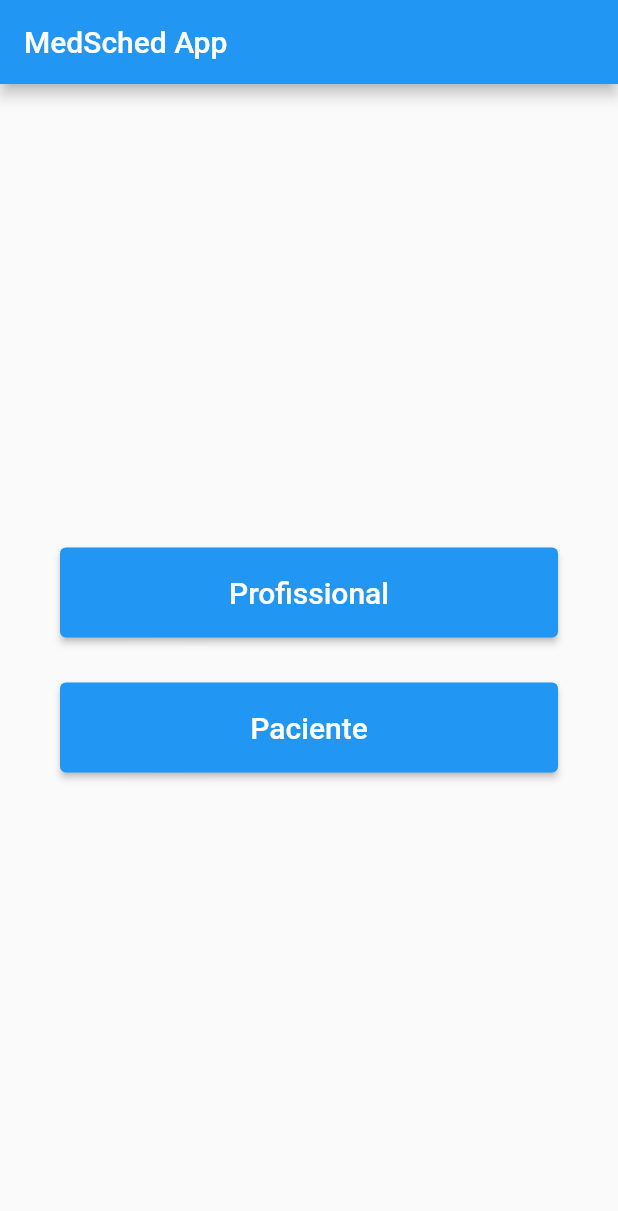
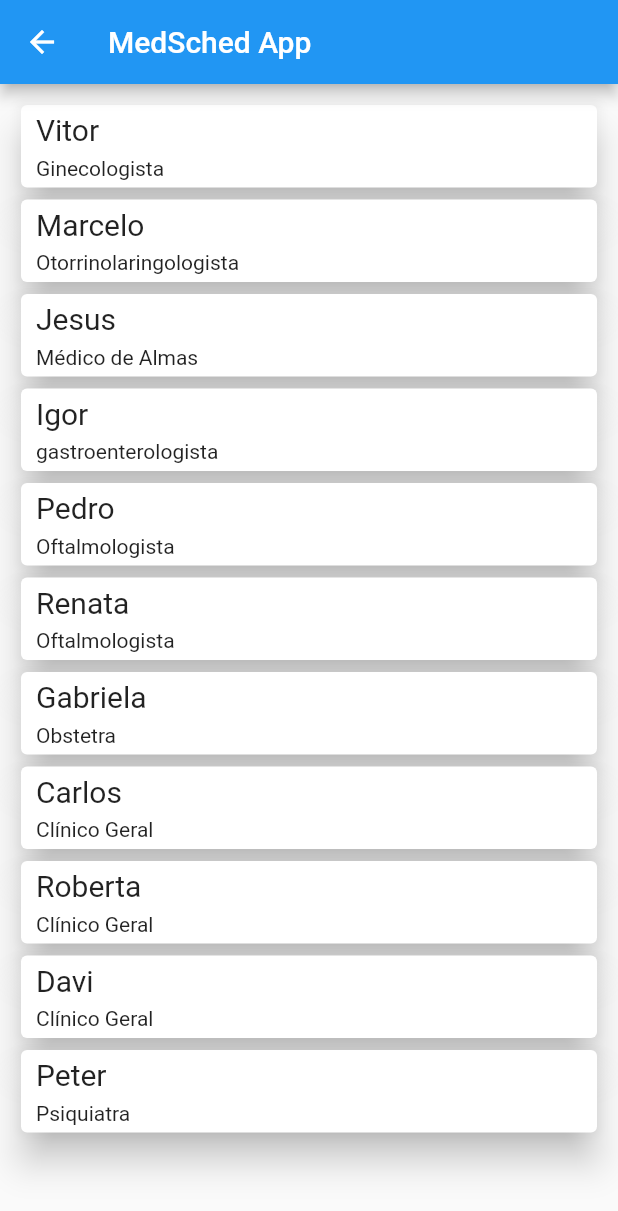
Before and after one commit to Sergio-Leite-USP/MedSched, a Flutter app: the screen it shows after launch, after a tap on "Paciente", on a phone screen of 412 x 824 dp. Shown: the top 1211 px of the screen. Run offline on Flutter 3.47's test engine with Material 2 defaults, Android fonts, the phone set to English and light mode, and no system bars.

Commit message:
Página Home dos Pacientes adicionada. Clicar em "Pacientes" leva a esta página. A página exibe a lista de todos os médicos. Criado o modelo de médico. Criada uma lista dummy de médicos. Criado um Card que exibe o nome e especialidade do médico.

```diff
--- /dev/null
+++ b/lib/dummy_data.dart
@@ -0,0 +1,15 @@
+import 'models/medico.dart';
+
+const DUMMY_MEDICOS = [
+  Medico(id: 1, nome: "Vitor", especialidade: "Ginecologista"),
+  Medico(id: 2, nome: "Marcelo", especialidade: "Otorrinolaringologista"),
+  Medico(id: 3, nome: "Jesus", especialidade: "Médico de Almas"),
+  Medico(id: 4, nome: "Igor", especialidade: "gastroenterologista"),
+  Medico(id: 5, nome: "Pedro", especialidade: "Oftalmologista"),
+  Medico(id: 6, nome: "Renata", especialidade: "Oftalmologista"),
+  Medico(id: 7, nome: "Gabriela", especialidade: "Obstetra"),
+  Medico(id: 8, nome: "Carlos", especialidade: "Clínico Geral"),
+  Medico(id: 9, nome: "Roberta", especialidade: "Clínico Geral"),
+  Medico(id: 10, nome: "Davi", especialidade: "Clínico Geral"),
+  Medico(id: 12, nome: "Peter", especialidade: "Psiquiatra"),
+];
--- a/lib/main.dart
+++ b/lib/main.dart
@@ -1,6 +1,7 @@
 import "package:flutter/material.dart";
 
 import './screens/home_screen.dart';
+import './screens/home_pacientes_screen.dart';
 
 void main() => runApp(const MedSchedApp());
 
@@ -20,6 +21,7 @@ class _MedSchedAppState extends State<MedSchedApp> {
       routes: {
         "/": (context) => const HomeScreen(),
         HomeScreen.routeName: (context) => const HomeScreen(),
+        HomePacientesScreen.routeName: (context) => const HomePacientesScreen(),
       },
     );
   }
--- /dev/null
+++ b/lib/models/medico.dart
@@ -0,0 +1,11 @@
+class Medico {
+  final int id;
+  final String nome;
+  final String especialidade;
+
+  const Medico({
+    required this.id,
+    required this.nome,
+    required this.especialidade,
+  });
+}
--- /dev/null
+++ b/lib/screens/home_pacientes_screen.dart
@@ -0,0 +1,26 @@
+import 'package:flutter/material.dart';
+import 'package:medsched/dummy_data.dart';
+import 'package:medsched/widgets/medico_card_item.dart';
+
+import '../widgets/user_selection_button.dart';
+
+class HomePacientesScreen extends StatefulWidget {
+  const HomePacientesScreen({Key? key}) : super(key: key);
+  static const routeName = "/home-pacientes";
+
+  @override
+  State<HomePacientesScreen> createState() => _HomePacientesScreenState();
+}
+
+class _HomePacientesScreenState extends State<HomePacientesScreen> {
+  @override
+  Widget build(BuildContext context) {
+    return Scaffold(
+      appBar: AppBar(title: const Text("MedSched App")),
+      body: ListView(
+        padding: const EdgeInsets.all(10),
+        children: DUMMY_MEDICOS.map((m) => MedicoCardItem(id: m.id, nome: m.nome, especialidade: m.especialidade)).toList(),
+      ),
+    );
+  }
+}
--- a/lib/screens/home_screen.dart
+++ b/lib/screens/home_screen.dart
@@ -1,5 +1,6 @@
 import 'package:flutter/material.dart';
 
+import './home_pacientes_screen.dart';
 import '../widgets/user_selection_button.dart';
 
 class HomeScreen extends StatefulWidget {
@@ -21,10 +22,12 @@ class _HomeScreenState extends State<HomeScreen> {
           children: const [
             UserSelectionButton(
               title: "Profissional",
+              targetRouteName: "não existe",
             ),
             SizedBox(height: 30),
             UserSelectionButton(
               title: "Paciente",
+              targetRouteName: HomePacientesScreen.routeName,
             ),
           ],
         ),
--- /dev/null
+++ b/lib/widgets/medico_card_item.dart
@@ -0,0 +1,39 @@
+import 'package:flutter/material.dart';
+
+import '../models/medico.dart';
+
+class MedicoCardItem extends StatelessWidget {
+  final int id;
+  final String nome;
+  final String especialidade;
+
+  const MedicoCardItem({
+    required this.id,
+    required this.nome,
+    required this.especialidade,
+  });
+
+  @override
+  Widget build(BuildContext context) {
+    return Card(
+      elevation: 10,
+      child: Container(
+        height: 55,
+        padding: const EdgeInsets.fromLTRB(10, 5, 0, 5),
+        child: Column(
+          crossAxisAlignment: CrossAxisAlignment.start,
+          mainAxisAlignment: MainAxisAlignment.spaceBetween,
+          children: [
+            Text(
+              nome,
+              style: const TextStyle(
+                fontSize: 20,
+              ),
+            ),
+            Text(especialidade),
+          ],
+        ),
+      ),
+    );
+  }
+}
--- a/lib/widgets/user_selection_button.dart
+++ b/lib/widgets/user_selection_button.dart
@@ -1,9 +1,13 @@
 import 'package:flutter/material.dart';
 
 class UserSelectionButton extends StatelessWidget {
-  const UserSelectionButton({required this.title});
+  final String title;
+  final String targetRouteName;
 
-  final String title;
+  const UserSelectionButton({
+    required this.title,
+    required this.targetRouteName,
+  });
 
   @override
   Widget build(BuildContext context) {
@@ -20,7 +24,7 @@ class UserSelectionButton extends StatelessWidget {
           ),
         ),
       ),
-      onPressed: () => {},
+      onPressed: () => Navigator.of(context).pushNamed(targetRouteName),
     );
   }
 }
```
